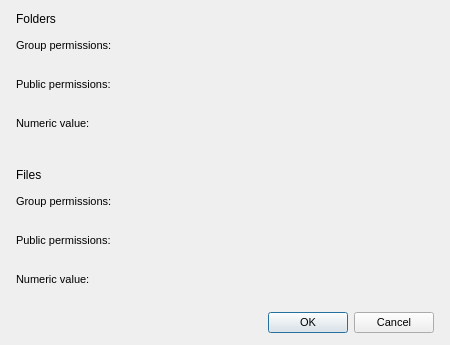
Qt form src/MEGASync/gui/linux/PermissionsDialog.ui (meganz/MEGAsync) before a commit.
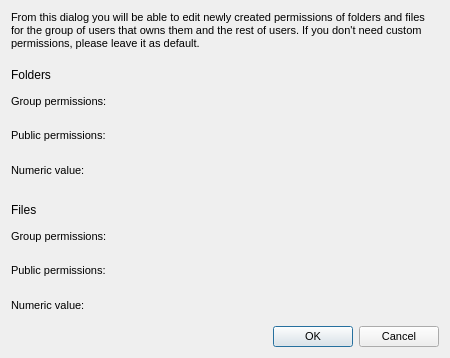
The same form after that commit. Custom widgets are drawn as their Qt base class.

Commit message: Updated Permissions dialog: - Added detailed explanation - UI alignments

Diff of the .ui file:
```diff
--- a/src/MEGASync/gui/linux/PermissionsDialog.ui
+++ b/src/MEGASync/gui/linux/PermissionsDialog.ui
@@ -7,19 +7,19 @@
     <x>0</x>
     <y>0</y>
     <width>450</width>
-    <height>345</height>
+    <height>358</height>
    </rect>
   </property>
   <property name="minimumSize">
    <size>
     <width>450</width>
-    <height>0</height>
+    <height>358</height>
    </size>
   </property>
   <property name="maximumSize">
    <size>
     <width>450</width>
-    <height>16777215</height>
+    <height>358</height>
    </size>
   </property>
   <property name="windowTitle">
@@ -38,24 +38,25 @@
 }</string>
   </property>
   <layout class="QVBoxLayout" name="verticalLayout">
-   <property name="leftMargin">
-    <number>16</number>
-   </property>
-   <property name="topMargin">
-    <number>0</number>
-   </property>
-   <property name="rightMargin">
-    <number>16</number>
-   </property>
-   <property name="bottomMargin">
-    <number>12</number>
-   </property>
+   <item>
+    <widget class="QLabel" name="lPermissionsDesc">
+     <property name="text">
+      <string>From this dialog you will be able to edit newly created permissions of folders and files for the group of users that owns them and the rest of users. If you don't need custom permissions, please leave it as default.</string>
+     </property>
+     <property name="wordWrap">
+      <bool>true</bool>
+     </property>
+    </widget>
+   </item>
    <item>
     <widget class="QWidget" name="widget_5" native="true">
      <property name="layoutDirection">
       <enum>Qt::LeftToRight</enum>
      </property>
      <layout class="QFormLayout" name="formLayout">
+      <property name="fieldGrowthPolicy">
+       <enum>QFormLayout::FieldsStayAtSizeHint</enum>
+      </property>
       <property name="labelAlignment">
        <set>Qt::AlignLeading|Qt::AlignLeft|Qt::AlignVCenter</set>
       </property>
```
Left out of the diff: 120 changed lines with no effect on the pictures. The commit also changes 1 other file.
